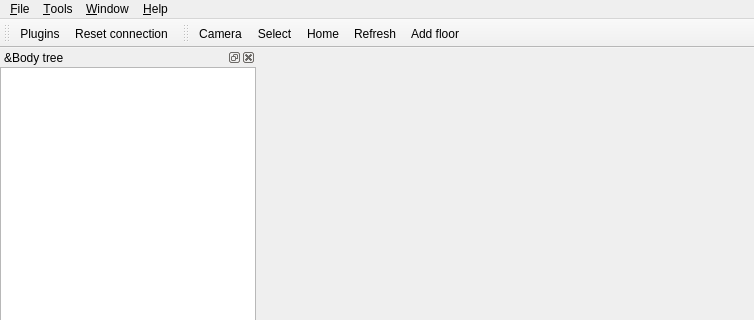
Above: include/hpp/gui/ui/mainwindow.ui from humanoid-path-planner/hpp-gui before the change; both pictures show x 0 to 754 and y 0 to 320 of the 754 by 728 pixel window. Below: the same form after it.
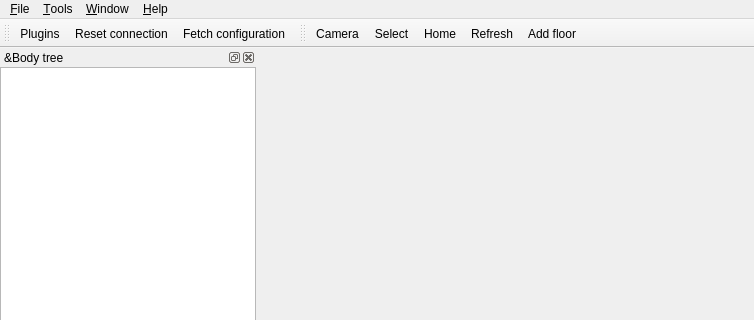
That is the form after the change. Icons and pictures are not drawn.

Commit message: Add "Fetch configuration" button

The edit to the form file:
```diff
--- a/include/hpp/gui/ui/mainwindow.ui
+++ b/include/hpp/gui/ui/mainwindow.ui
@@ -97,6 +97,7 @@
    </attribute>
    <addaction name="actionPlugins"/>
    <addaction name="actionReconnect"/>
+   <addaction name="actionFetch_configuration"/>
   </widget>
   <widget class="QStatusBar" name="statusBar"/>
   <widget class="QDockWidget" name="dockWidget_bodyTree">
@@ -347,6 +348,11 @@
     <string>Shift+F5</string>
    </property>
   </action>
+  <action name="actionFetch_configuration">
+   <property name="text">
+    <string>Fetch configuration</string>
+   </property>
+  </action>
  </widget>
  <layoutdefault spacing="6" margin="11"/>
  <resources/>
```
Left out of the diff: 4 changed lines with no effect on the pictures. The commit also changes 1 other file.
